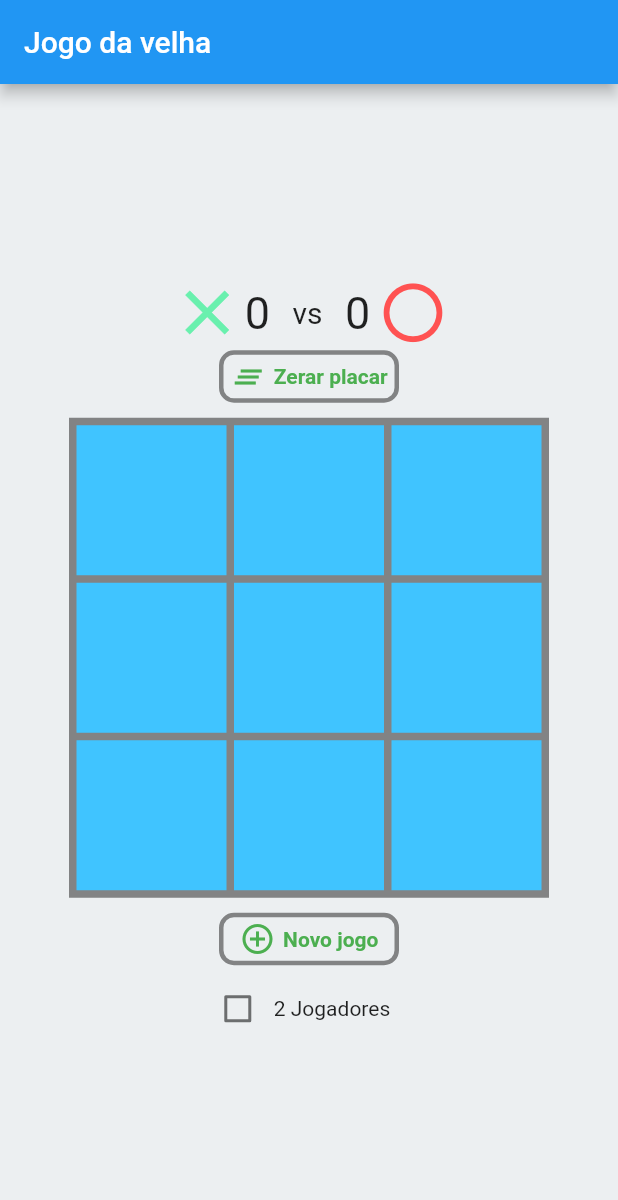
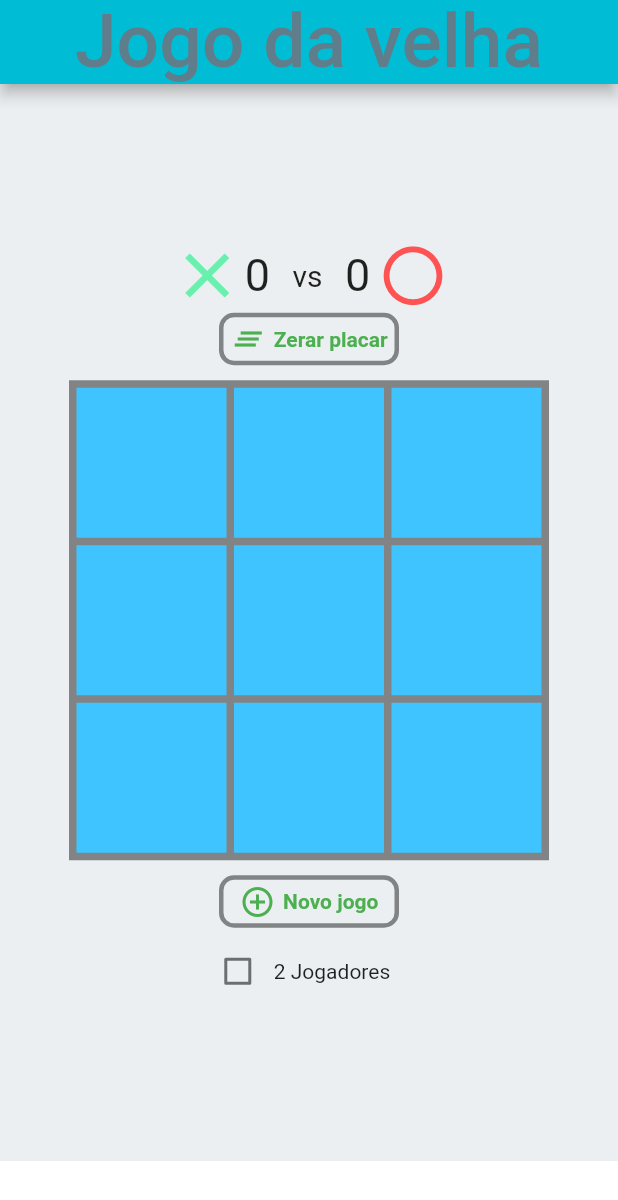
Before and after one commit to Kleber2909/JogoDaVelha, a Flutter app: the screen it shows after launch, on a phone screen of 412 x 824 dp. Shown: the top 1200 px of the screen. Run offline on Flutter 3.47's test engine with Material 2 defaults, Android fonts, the phone set to English and light mode, and no system bars; our stand-ins replace flutter_mobx, get_it, mobx; missing offline and left inert: firebase_admob; accounts and stored records are empty; statements that could not run were skipped.

Commit message:
Add métodos para AdMob

```diff
--- a/lib/main.dart
+++ b/lib/main.dart
@@ -17,9 +17,11 @@ class MyApp extends StatelessWidget {
     return MaterialApp(
       title: title,
       theme: ThemeData(
-        primarySwatch: Colors.blue,
+        //primarySwatch: Colors.blue,
+        primarySwatch:  Colors.cyan,
       ),
       home: JogoHome(title: title),
+      debugShowCheckedModeBanner: false,
     );
   }
 }
--- a/lib/src/jogo/JogoHome.dart
+++ b/lib/src/jogo/JogoHome.dart
@@ -4,6 +4,8 @@ import 'package:get_it/get_it.dart';
 import 'package:jogo_da_velha/src/jogo/JogoController.dart';
 import 'package:jogo_da_velha/src/jogo/Scoreboard.dart';
 import 'package:jogo_da_velha/src/jogo/SelectPlayers.dart';
+import 'package:firebase_admob/firebase_admob.dart';
+//import 'package:jogo_da_velha/src/shared/AdvertsAdmob.dart';
 
 import 'ButtonNewPlayer.dart';
 
@@ -17,7 +19,22 @@ class JogoHome extends StatefulWidget {
 
 class _JogoHome extends State<JogoHome> {
   final _jogoController = GetIt.I.get<JogoCotroller>();
+ // AdvertsAdmob advertsAdmob = AdvertsAdmob();
 
+  @override
+  void initState(){
+    super.initState();
+
+    FirebaseAdMob.instance.initialize(appId: "ca-app-pub-4993729356768840/7325411704");
+
+  }
+
+  @override
+  void dispose() {
+   // advertsAdmob.myBanner?.dispose();
+  // advertsAdmob.myInterstitial?.dispose();
+    super.dispose();
+  }
 
   _gestureDetector(double right, double bottom, int index, Function onTap, Icon icon) {
   return (GestureDetector(
@@ -48,10 +65,17 @@ _positioned(double top, double left, double width, double height, double rotatio
 
   @override
   Widget build(BuildContext context) {
-    return Scaffold(
+    return Padding(
+        padding: EdgeInsets.only(bottom: 50),
+        child: Scaffold(
           backgroundColor: Colors.blueGrey[50],
           appBar: AppBar(
-          title: Text(widget.title),
+            title: Row(
+              mainAxisAlignment: MainAxisAlignment.center,
+              children: <Widget>[
+                Text(widget.title, style: TextStyle(fontSize: 50, color: Colors.blueGrey),),
+              ],
+            )
           ),
           body: Center(
             child: Column(
@@ -167,6 +191,8 @@ _positioned(double top, double left, double width, double height, double rotatio
                   SelectPlayers(),
                 ],
               ),
-        ));
+          )
+        )
+      );
   }
 }
--- /dev/null
+++ b/lib/src/shared/AdvertsAdmob.dart
@@ -0,0 +1,44 @@
+import 'package:firebase_admob/firebase_admob.dart';
+
+class AdvertsAdmob {
+
+  BannerAd myBanner;
+  InterstitialAd myInterstitial;
+
+  MobileAdTargetingInfo targetingInfo = MobileAdTargetingInfo(
+    keywords: <String>['game', 'jogo', 'músicas', 'brincadeira', 'passa tempo', 'tic toc', 'cosmetico', 'damas', 'xadres'],
+    contentUrl: 'https://flutter.io',
+    childDirected: false,
+    testDevices: <String>[],
+  );
+
+  void startBanner() {
+    myBanner = BannerAd(
+      adUnitId: BannerAd.testAdUnitId,
+      size: AdSize.smartBanner,
+      targetingInfo: targetingInfo,
+      listener: (MobileAdEvent event) {
+        if (event == MobileAdEvent.opened) {
+          // MobileAdEvent.opened
+          // MobileAdEvent.clicked
+          // MobileAdEvent.closed
+          // MobileAdEvent.failedToLoad
+          // MobileAdEvent.impression
+          // MobileAdEvent.leftApplication
+        }
+        print("BannerAd event is $event");
+      },
+    );
+  }
+
+  void displayBanner() {
+    myBanner
+      ..load()
+      ..show(
+        anchorOffset: 0.0,
+        anchorType: AnchorType.bottom,
+      );
+  }
+
+
+}
--- a/pubspec.yaml
+++ b/pubspec.yaml
@@ -26,6 +26,7 @@ dependencies:
   mobx: 0.4.0+1
   flutter_mobx: 0.3.6
   get_it: 3.1.0
+  firebase_admob: 0.9.0+3
 
 dev_dependencies:
   flutter_test:
```
Also changed, not shown: lib/src/jogo/JogoController.dart (line endings or trailing spaces), pubspec.lock, 2 other files. Lines whose indentation alone changed are shown as unchanged.
